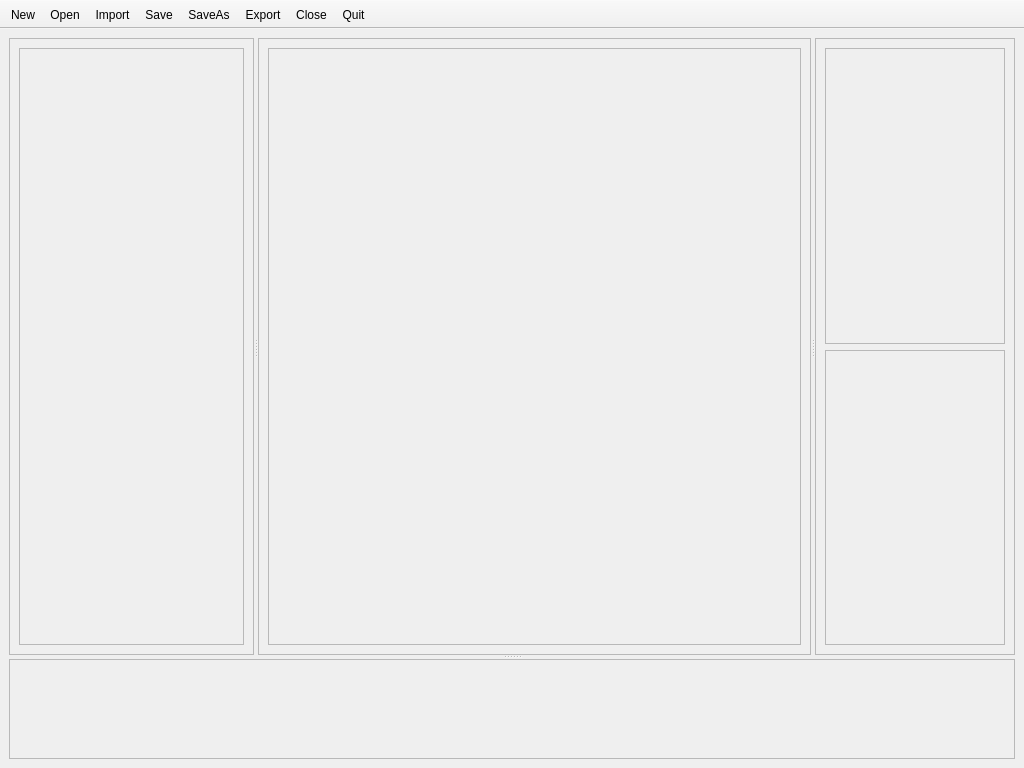
This is ui/mainwindow.ui in rafaelvasco/SpriteMator as Qt 5 draws it before an edit. The edited form follows.
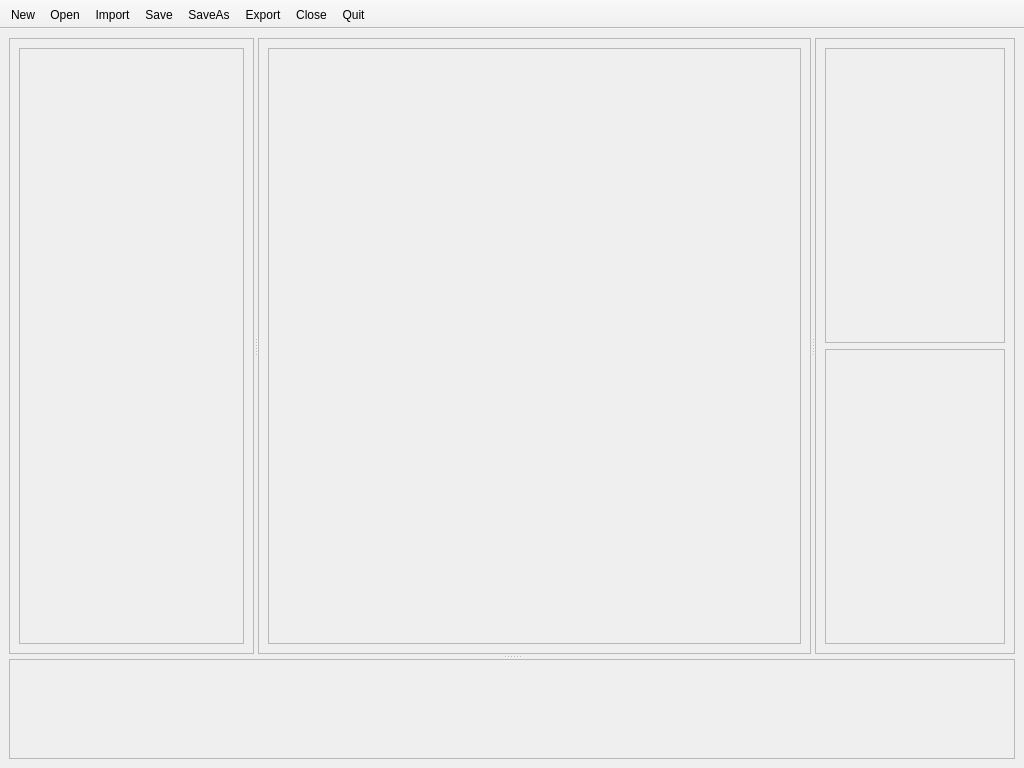
This is the edited form.

Diff of the .ui file:
```diff
--- a/ui/mainwindow.ui
+++ b/ui/mainwindow.ui
@@ -32,6 +32,12 @@
       <property name="orientation">
        <enum>Qt::Vertical</enum>
       </property>
+      <property name="opaqueResize">
+       <bool>true</bool>
+      </property>
+      <property name="handleWidth">
+       <number>5</number>
+      </property>
       <widget class="QSplitter" name="leftRightSplitter">
        <property name="orientation">
         <enum>Qt::Horizontal</enum>
@@ -46,12 +52,12 @@
         <property name="minimumSize">
          <size>
           <width>245</width>
-          <height>400</height>
+          <height>550</height>
          </size>
         </property>
         <property name="maximumSize">
          <size>
-          <width>240</width>
+          <width>245</width>
           <height>16777215</height>
          </size>
         </property>
@@ -67,6 +73,18 @@
         <layout class="QVBoxLayout" name="verticalLayout_2" stretch="5">
          <item>
           <widget class="QFrame" name="colorPickerFrame">
+           <property name="minimumSize">
+            <size>
+             <width>0</width>
+             <height>0</height>
+            </size>
+           </property>
+           <property name="maximumSize">
+            <size>
+             <width>16777215</width>
+             <height>16777215</height>
+            </size>
+           </property>
            <property name="frameShape">
             <enum>QFrame::StyledPanel</enum>
            </property>
@@ -86,8 +104,8 @@
         </property>
         <property name="minimumSize">
          <size>
-          <width>320</width>
-          <height>240</height>
+          <width>32</width>
+          <height>32</height>
          </size>
         </property>
         <property name="autoFillBackground">
@@ -139,7 +157,7 @@
         </property>
         <property name="maximumSize">
          <size>
-          <width>450</width>
+          <width>380</width>
           <height>16777215</height>
          </size>
         </property>
```
Left out of the diff: 2 changed lines with no effect on the pictures.
